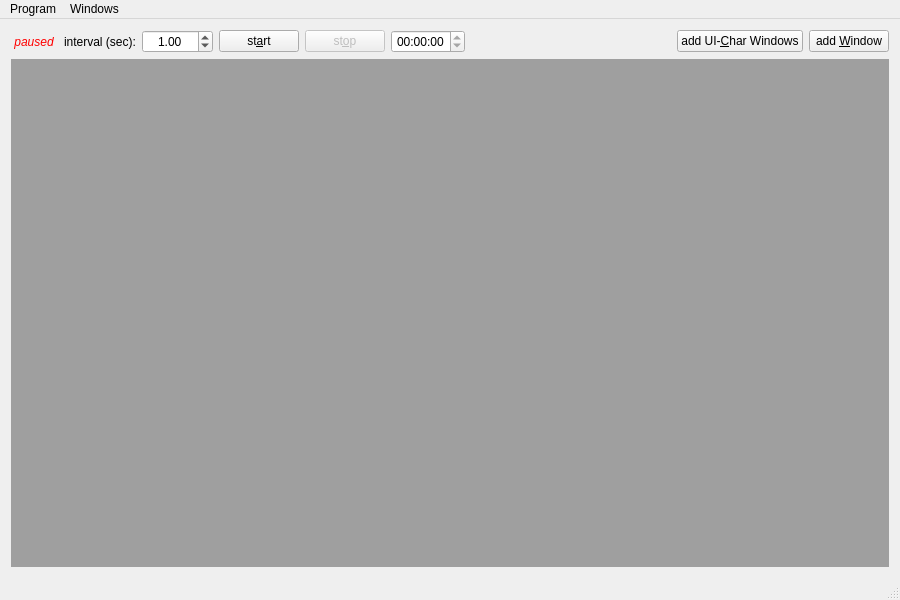
Above: mainwindow.ui from bchjoerni/mlab before the change. Below: the same form after it.
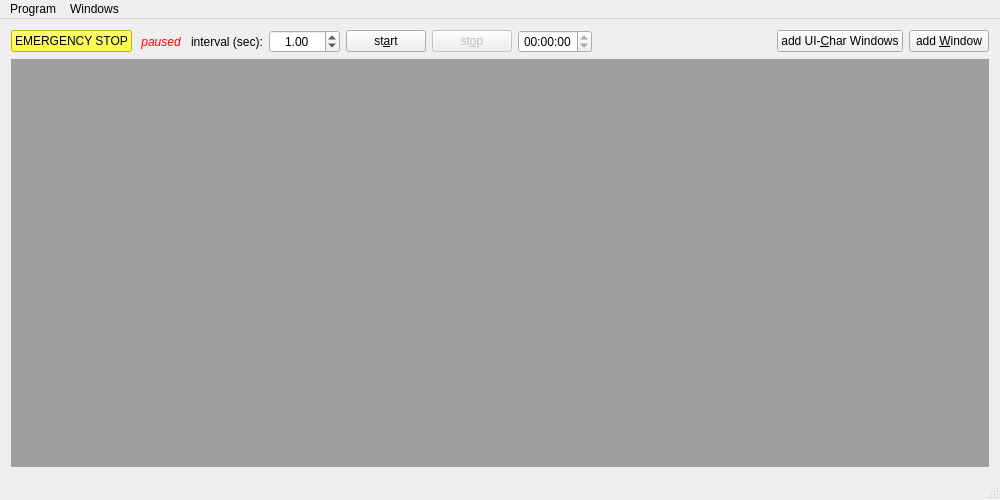
That is the form after the change. Icons and pictures are not drawn.

Commit message: eaps 8000 usb port and window added, signals added

Diff of the .ui file:
```diff
--- a/mainwindow.ui
+++ b/mainwindow.ui
@@ -6,8 +6,8 @@
    <rect>
     <x>0</x>
     <y>0</y>
-    <width>900</width>
-    <height>600</height>
+    <width>1000</width>
+    <height>500</height>
    </rect>
   </property>
   <property name="windowTitle">
@@ -19,7 +19,7 @@
   </property>
   <widget class="QWidget" name="centralWidget">
    <layout class="QGridLayout" name="gridLayout">
-    <item row="1" column="0" colspan="9">
+    <item row="1" column="0" colspan="11">
      <widget class="QMdiArea" name="mdiArea">
       <property name="verticalScrollBarPolicy">
        <enum>Qt::ScrollBarAsNeeded</enum>
@@ -29,21 +29,34 @@
       </property>
      </widget>
     </item>
-    <item row="0" column="8">
-     <widget class="QPushButton" name="btn_addWindow">
+    <item row="0" column="5">
+     <widget class="QPushButton" name="btn_startMeasurement">
       <property name="text">
-       <string>add &amp;Window</string>
+       <string>st&amp;art</string>
       </property>
      </widget>
     </item>
-    <item row="0" column="1">
+    <item row="0" column="3">
      <widget class="QLabel" name="txt_updateInterval">
       <property name="text">
        <string>interval (sec):</string>
       </property>
      </widget>
     </item>
-    <item row="0" column="2">
+    <item row="0" column="7">
+     <widget class="QTimeEdit" name="time_timeRunning">
+      <property name="alignment">
+       <set>Qt::AlignCenter</set>
+      </property>
+      <property name="readOnly">
+       <bool>true</bool>
+      </property>
+      <property name="displayFormat">
+       <string>hh:mm:ss</string>
+      </property>
+     </widget>
+    </item>
+    <item row="0" column="4">
      <widget class="QDoubleSpinBox" name="dsp_updateInterval">
       <property name="alignment">
        <set>Qt::AlignCenter</set>
@@ -60,6 +73,30 @@
      </widget>
     </item>
     <item row="0" column="6">
+     <widget class="QPushButton" name="btn_stopMeasurement">
+      <property name="enabled">
+       <bool>false</bool>
+      </property>
+      <property name="text">
+       <string>st&amp;op</string>
+      </property>
+     </widget>
+    </item>
+    <item row="0" column="9">
+     <widget class="QPushButton" name="btn_addUiCharWindows">
+      <property name="text">
+       <string>add UI-&amp;Char Windows</string>
+      </property>
+     </widget>
+    </item>
+    <item row="0" column="10">
+     <widget class="QPushButton" name="btn_addWindow">
+      <property name="text">
+       <string>add &amp;Window</string>
+      </property>
+     </widget>
+    </item>
+    <item row="0" column="8">
      <spacer name="horizontalSpacer">
       <property name="orientation">
        <enum>Qt::Horizontal</enum>
@@ -72,37 +109,7 @@
       </property>
      </spacer>
     </item>
-    <item row="0" column="5">
-     <widget class="QTimeEdit" name="time_timeRunning">
-      <property name="alignment">
-       <set>Qt::AlignCenter</set>
-      </property>
-      <property name="readOnly">
-       <bool>true</bool>
-      </property>
-      <property name="displayFormat">
-       <string>hh:mm:ss</string>
-      </property>
-     </widget>
-    </item>
-    <item row="0" column="3">
-     <widget class="QPushButton" name="btn_startMeasurement">
-      <property name="text">
-       <string>st&amp;art</string>
-      </property>
-     </widget>
-    </item>
-    <item row="0" column="4">
-     <widget class="QPushButton" name="btn_stopMeasurement">
-      <property name="enabled">
-       <bool>false</bool>
-      </property>
-      <property name="text">
-       <string>st&amp;op</string>
-      </property>
-     </widget>
-    </item>
-    <item row="0" column="0">
+    <item row="0" column="2">
      <widget class="QLabel" name="lbl_updateStatus">
       <property name="font">
        <font>
@@ -117,10 +124,13 @@
       </property>
      </widget>
     </item>
-    <item row="0" column="7">
-     <widget class="QPushButton" name="btn_addUiCharWindows">
+    <item row="0" column="0" colspan="2">
+     <widget class="QPushButton" name="btn_emergencyStop">
+      <property name="styleSheet">
+       <string notr="true">background-color: yellow</string>
+      </property>
       <property name="text">
-       <string>add UI-&amp;Char Windows</string>
+       <string>EMERGENCY STOP</string>
       </property>
      </widget>
     </item>
@@ -131,7 +141,7 @@
     <rect>
      <x>0</x>
      <y>0</y>
-     <width>900</width>
+     <width>1000</width>
      <height>27</height>
     </rect>
    </property>
```
The commit also changes 40 other files.
